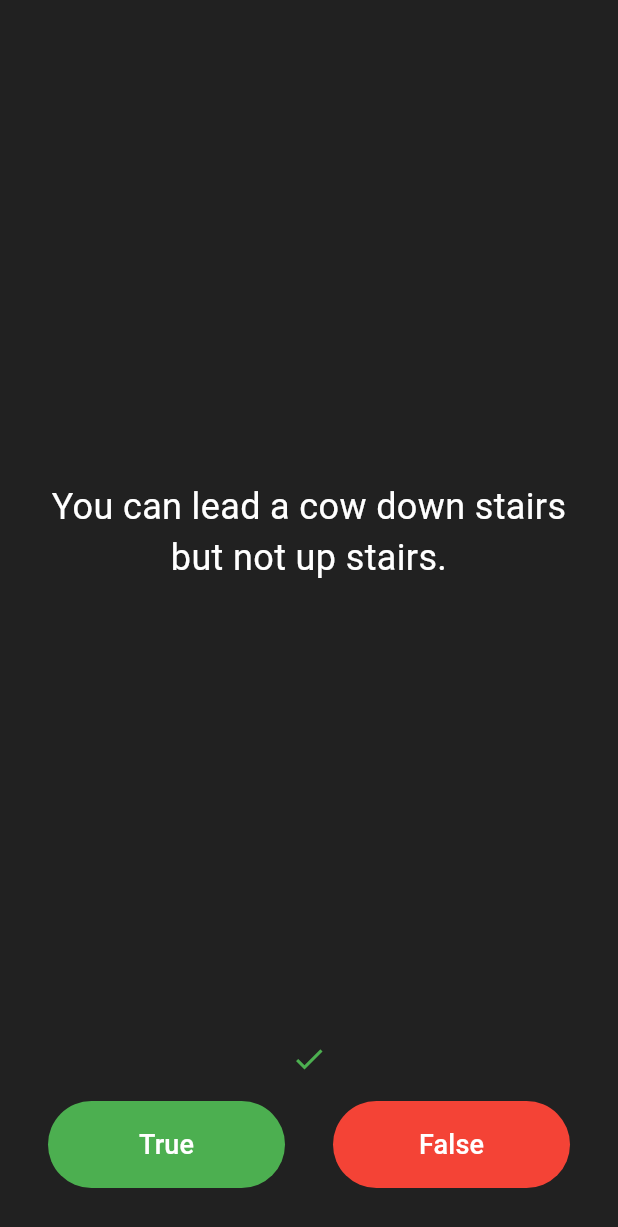
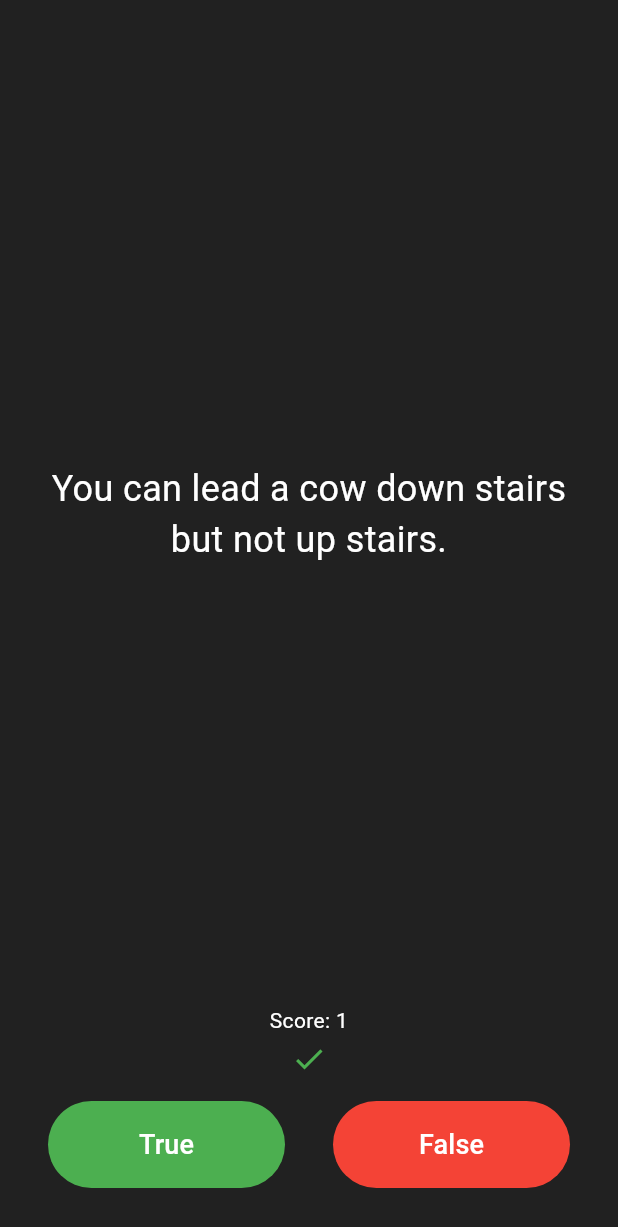
Before and after one commit to sergeyruppel/quizzy_app_flutter, a Flutter app: the screen it shows after launch, after a tap on "True", on a phone screen of 412 x 824 dp. Shown: the top 1227 px of the screen. Run offline on Flutter 3.47's test engine with Material 3 defaults, Android fonts, the phone set to English and light mode, and no system bars.

Commit message:
userScore added

```diff
--- a/lib/main.dart
+++ b/lib/main.dart
@@ -41,7 +41,6 @@ class QuizPageState extends State<QuizPage> {
       // crossAxisAlignment: CrossAxisAlignment.stretch,
       children: [
         Expanded(
-          // flex: 5,
           child: Center(
             child: Text(
               quizLogic.getQuestionText(),
@@ -50,6 +49,16 @@ class QuizPageState extends State<QuizPage> {
                 fontSize: 24.0,
                 color: Colors.white,
               ),
+            ),
+          ),
+        ),
+        SizedBox(
+          height: 24.0,
+          child: Text(
+            quizLogic.getUserScore(),
+            textAlign: TextAlign.center,
+            style: const TextStyle(
+              color: Colors.white,
             ),
           ),
         ),
--- a/lib/quiz_logic.dart
+++ b/lib/quiz_logic.dart
@@ -2,6 +2,8 @@ import 'package:quizzy_app_flutter/question.dart';
 
 class QuizLogic {
   var _questionNumber = 0;
+  var _userScore = 0;
+
   final _questionList = <Question>[
     Question('Some cats are actually allergic to humans', true),
     Question('You can lead a cow down stairs but not up stairs.', false),
@@ -35,10 +37,18 @@ class QuizLogic {
       _questionNumber += 1;
     } else {
       _questionNumber = 0;
+      _userScore = 0;
     }
   }
 
   String getQuestionText() => _questionList[_questionNumber].questionText;
 
   bool getQuestionAnswer() => _questionList[_questionNumber].questionAnswer;
+
+  String getUserScore() {
+    if (_questionList[_questionNumber].questionAnswer) {
+      _userScore += 1;
+    }
+    return 'Score: $_userScore';
+  }
 }
```
